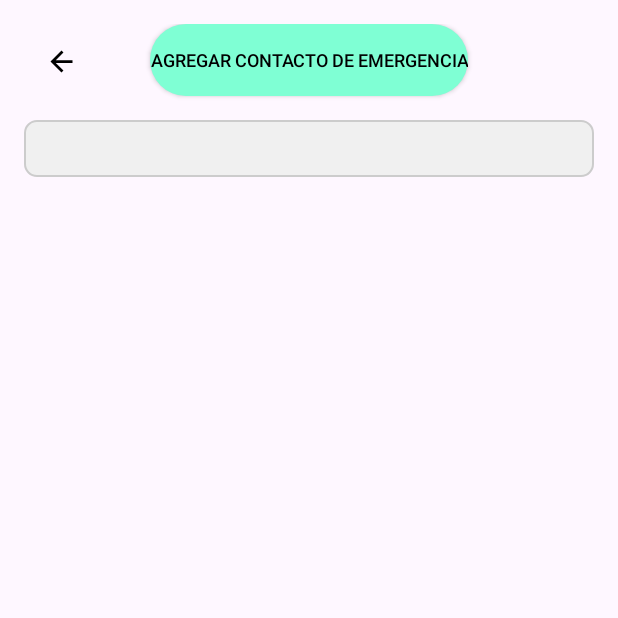
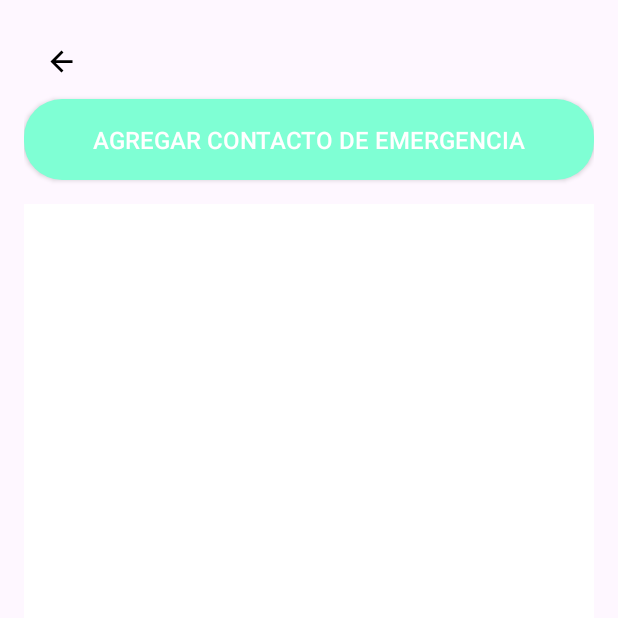
Before and after one commit to gfontan/Medical, an Android app: the Seguridad screen opened directly, with no data from a screen before it, after a tap on an icon or button, on a phone screen of 412 x 824 dp, the top half of it. Run offline under Robolectric (Android 15) with nearby library versions, the light colour scheme and no system bars.

Commit message:
Carga Inicial

```diff
--- a/app/src/main/AndroidManifest.xml
+++ b/app/src/main/AndroidManifest.xml
@@ -34,7 +34,7 @@
             android:name=".DetalleCita"
             android:exported="false" />
         <activity
-            android:name=".contactosEmergencia"
+            android:name=".ContactosEmergenciaActivity"
             android:exported="false" />
         <activity
             android:name=".CitasList"
--- /dev/null
+++ b/app/src/main/java/com/example/aplicacionfinal/ContactoPrefManager.java
@@ -0,0 +1,27 @@
+package com.example.aplicacionfinal;
+
+import android.content.Context;
+import android.content.SharedPreferences;
+import java.util.HashSet;
+import java.util.Set;
+
+public class ContactoPrefManager {
+    private static final String PREF_NAME = "ContactosEmergenciaPref";
+    private static final String KEY_CONTACTOS = "contactos";
+
+    private SharedPreferences pref;
+
+    public ContactoPrefManager(Context context) {
+        pref = context.getSharedPreferences(PREF_NAME, Context.MODE_PRIVATE);
+    }
+
+    public void guardarContactos(Set<String> contactos) {
+        SharedPreferences.Editor editor = pref.edit();
+        editor.putStringSet(KEY_CONTACTOS, contactos);
+        editor.apply();
+    }
+
+    public Set<String> getContactos() {
+        return pref.getStringSet(KEY_CONTACTOS, new HashSet<String>());
+    }
+}
--- /dev/null
+++ b/app/src/main/java/com/example/aplicacionfinal/ContactosEmergenciaActivity.java
@@ -0,0 +1,170 @@
+package com.example.aplicacionfinal;
+
+import android.Manifest;
+import android.annotation.SuppressLint;
+import android.app.Activity;
+import android.content.ContentResolver;
+import android.content.Intent;
+import android.content.pm.PackageManager;
+import android.database.Cursor;
+import android.net.Uri;
+import android.os.Bundle;
+import android.provider.ContactsContract;
+import android.view.View;
+import android.widget.AdapterView;
+import android.widget.ArrayAdapter;
+import android.widget.Button;
+import android.widget.ImageView;
+import android.widget.ListView;
+import android.widget.Toast;
+import androidx.annotation.NonNull;
+import androidx.core.app.ActivityCompat;
+import androidx.core.content.ContextCompat;
+import java.util.ArrayList;
+import java.util.HashSet;
+import java.util.Set;
+
+public class ContactosEmergenciaActivity extends Activity {
+
+    private static final int REQUEST_READ_CONTACTS = 1;
+    private ArrayList<String> contactosList;
+    private ArrayAdapter<String> adapter;
+    private Set<String> contactosGuardados;
+    private ContactoPrefManager prefManager;
+
+    @Override
+    protected void onCreate(Bundle savedInstanceState) {
+        super.onCreate(savedInstanceState);
+        setContentView(R.layout.activity_contactos_emergencia);
+
+        ImageView btnbackpage = findViewById(R.id.back);
+        btnbackpage.setOnClickListener(new View.OnClickListener() {
+            @Override
+            public void onClick(View v) {
+                Intent intent = new Intent(ContactosEmergenciaActivity.this, Seguridad.class);
+                startActivity(intent);
+            }
+        });
+
+
+        ListView listView = findViewById(R.id.listView);
+        Button addButton = findViewById(R.id.addButton);
+
+        prefManager = new ContactoPrefManager(this);
+        contactosGuardados = prefManager.getContactos();
+
+        contactosList = new ArrayList<>(contactosGuardados);
+        adapter = new ArrayAdapter<>(this, android.R.layout.simple_list_item_1, contactosList);
+        listView.setAdapter(adapter);
+
+        addButton.setOnClickListener(new View.OnClickListener() {
+            @Override
+            public void onClick(View v) {
+                if (ContextCompat.checkSelfPermission(ContactosEmergenciaActivity.this, Manifest.permission.READ_CONTACTS)
+                        != PackageManager.PERMISSION_GRANTED) {
+                    ActivityCompat.requestPermissions(ContactosEmergenciaActivity.this,
+                            new String[]{Manifest.permission.READ_CONTACTS}, REQUEST_READ_CONTACTS);
+                } else {
+                    openContacts();
+                }
+            }
+        });
+
+        listView.setOnItemClickListener(new AdapterView.OnItemClickListener() {
+            @Override
+            public void onItemClick(AdapterView<?> parent, View view, int position, long id) {
+                String contactoSeleccionado = contactosList.get(position);
+                realizarLlamada(contactoSeleccionado);
+            }
+        });
+    }
+
+    private void openContacts() {
+        Intent intent = new Intent(Intent.ACTION_PICK, ContactsContract.Contacts.CONTENT_URI);
+        startActivityForResult(intent, REQUEST_READ_CONTACTS);
+    }
+
+    private void realizarLlamada(String contactName) {
+        String phoneNumber = getContactPhoneNumber(contactName);
+        if (phoneNumber != null && !phoneNumber.isEmpty()) {
+            Intent intent = new Intent(Intent.ACTION_CALL);
+            intent.setData(Uri.parse("tel:" + phoneNumber));
+            startActivity(intent);
+        } else {
+            Toast.makeText(this, "No se encontró el número de teléfono del contacto", Toast.LENGTH_SHORT).show();
+        }
+    }
+
+    @SuppressLint("Range")
+    private String getContactPhoneNumber(String contactName) {
+        String phoneNumber = null;
+        Cursor cursor = null;
+        try {
+            ContentResolver contentResolver = getContentResolver();
+            Uri uri = Uri.withAppendedPath(ContactsContract.Contacts.CONTENT_FILTER_URI, Uri.encode(contactName));
+            cursor = contentResolver.query(uri, null, null, null, null);
+            if (cursor != null && cursor.moveToFirst()) {
+                @SuppressLint("Range") String contactId = cursor.getString(cursor.getColumnIndex(ContactsContract.Contacts._ID));
+                Cursor phones = contentResolver.query(ContactsContract.CommonDataKinds.Phone.CONTENT_URI, null,
+                        ContactsContract.CommonDataKinds.Phone.CONTACT_ID + " = " + contactId, null, null);
+                if (phones != null && phones.moveToFirst()) {
+                    phoneNumber = phones.getString(phones.getColumnIndex(ContactsContract.CommonDataKinds.Phone.NUMBER));
+                    phones.close();
+                }
+            }
+        } catch (Exception e) {
+            e.printStackTrace();
+        } finally {
+            if (cursor != null) {
+                cursor.close();
+            }
+        }
+        return phoneNumber;
+    }
+
+    @Override
+    public void onRequestPermissionsResult(int requestCode, @NonNull String[] permissions, @NonNull int[] grantResults) {
+        if (requestCode == REQUEST_READ_CONTACTS) {
+            if (grantResults.length > 0 && grantResults[0] == PackageManager.PERMISSION_GRANTED) {
+                openContacts();
+            } else {
+                Toast.makeText(this, "Permiso de lectura de contactos denegado", Toast.LENGTH_SHORT).show();
+            }
+        }
+    }
+
+    @Override
+    protected void onActivityResult(int requestCode, int resultCode, Intent data) {
+        if (requestCode == REQUEST_READ_CONTACTS && resultCode == RESULT_OK) {
+            String contactName = getContactName(data);
+            if (contactName != null && !contactName.isEmpty()) {
+                if (!contactosGuardados.contains(contactName)) {
+                    contactosList.add(contactName);
+                    contactosGuardados.add(contactName);
+                    adapter.notifyDataSetChanged();
+                    prefManager.guardarContactos(contactosGuardados);
+                } else {
+                    Toast.makeText(this, "El contacto ya está añadido", Toast.LENGTH_SHORT).show();
+                }
+            }
+        }
+    }
+
+    @SuppressLint("Range")
+    private String getContactName(Intent data) {
+        String contactName = null;
+        Cursor cursor = null;
+        try {
+            Uri uri = data.getData();
+            cursor = getContentResolver().query(uri, null, null, null, null);
+            if (cursor != null && cursor.moveToFirst()) {
+                contactName = cursor.getString(cursor.getColumnIndex(ContactsContract.Contacts.DISPLAY_NAME));
+            }
+        } finally {
+            if (cursor != null) {
+                cursor.close();
+            }
+        }
+        return contactName;
+    }
+}
--- a/app/src/main/java/com/example/aplicacionfinal/ContactosPrefManager.java
+++ /dev/null
@@ -1,38 +0,0 @@
-package com.example.aplicacionfinal;
-
-import android.content.Context;
-import android.content.SharedPreferences;
-import java.util.HashSet;
-import java.util.Set;
-
-public class ContactosPrefManager {
-
-    private static final String PREF_NAME = "ContactosEmergenciaPrefs";
-    private static final String KEY_CONTACTOS = "contactos";
-
-    private SharedPreferences pref;
-    private SharedPreferences.Editor editor;
-
-    public ContactosPrefManager(Context context) {
-        pref = context.getSharedPreferences(PREF_NAME, Context.MODE_PRIVATE);
-        editor = pref.edit();
-    }
-
-    public Set<String> getContactosEmergencia() {
-        return pref.getStringSet(KEY_CONTACTOS, new HashSet<String>());
-    }
-
-    public void addContactoEmergencia(String contacto) {
-        Set<String> contactos = getContactosEmergencia();
-        contactos.add(contacto);
-        editor.putStringSet(KEY_CONTACTOS, contactos);
-        editor.apply();
-    }
-
-    public void removeContactoEmergencia(String contacto) {
-        Set<String> contactos = getContactosEmergencia();
-        contactos.remove(contacto);
-        editor.putStringSet(KEY_CONTACTOS, contactos);
-        editor.apply();
-    }
-}
--- a/app/src/main/java/com/example/aplicacionfinal/Seguridad.java
+++ b/app/src/main/java/com/example/aplicacionfinal/Seguridad.java
@@ -37,7 +37,7 @@ public class Seguridad extends AppCompatActivity {
         ContactosEmergencia.setOnClickListener(new View.OnClickListener() {
             @Override
             public void onClick(View v) {
-                Intent intent = new Intent(Seguridad.this, contactosEmergencia.class);
+                Intent intent = new Intent(Seguridad.this, ContactosEmergenciaActivity.class);
                 startActivity(intent);
             }
         });
--- a/app/src/main/java/com/example/aplicacionfinal/contactosEmergencia.java
+++ /dev/null
@@ -1,146 +0,0 @@
-package com.example.aplicacionfinal;
-
-import android.annotation.SuppressLint;
-import android.app.Activity;
-import android.content.Intent;
-import android.database.Cursor;
-import android.net.Uri;
-import android.os.Bundle;
-import android.provider.ContactsContract;
-import android.view.View;
-import android.widget.Button;
-import android.widget.ImageView;
-import android.widget.TextView;
-import android.widget.Toast;
-import java.util.Set;
-
-public class contactosEmergencia extends Activity {
-
-    private static final int PICK_CONTACT_REQUEST = 1;
-    private TextView selectedContactsTextView;
-    private ContactosPrefManager prefManager;
-
-    @Override
-    protected void onCreate(Bundle savedInstanceState) {
-        super.onCreate(savedInstanceState);
-        setContentView(R.layout.activity_contactos_emergencia);
-
-        selectedContactsTextView = findViewById(R.id.selectedContactsTextView);
-        prefManager = new ContactosPrefManager(this);
-
-        // Mostrar los contactos guardados
-        Set<String> contactosGuardados = prefManager.getContactosEmergencia();
-        for (String contacto : contactosGuardados) {
-            selectedContactsTextView.append(contacto + "\n");
-        }
-
-        Button addButton = findViewById(R.id.addButton);
-        addButton.setOnClickListener(new View.OnClickListener() {
-            @Override
-            public void onClick(View v) {
-                pickContact();
-            }
-        });
-
-        ImageView ContactosEmergencia = findViewById(R.id.back);
-        ContactosEmergencia.setOnClickListener(new View.OnClickListener() {
-            @Override
-            public void onClick(View v) {
-                guardarContactosEmergencia();
-                finish(); // Salir de la actividad
-            }
-        });
-
-        // Agregar OnClickListener al TextView de contactos
-        selectedContactsTextView.setOnClickListener(new View.OnClickListener() {
-            @Override
-            public void onClick(View v) {
-                String contactName = ((TextView) v).getText().toString().trim();
-                String phoneNumber = getContactPhoneNumber(contactName);
-                if (phoneNumber != null && !phoneNumber.isEmpty()) {
-                    realizarLlamada(phoneNumber);
-                } else {
-                    Toast.makeText(contactosEmergencia.this, "No se encontró el número de teléfono del contacto", Toast.LENGTH_SHORT).show();
-                }
-            }
-        });
-    }
-
-    // Función para obtener el número de teléfono de un contacto por su nombre
-    @SuppressLint("Range")
-    private String getContactPhoneNumber(String contactName) {
-        String phoneNumber = null;
-        Cursor cursor = null;
-        try {
-            cursor = getContentResolver().query(ContactsContract.CommonDataKinds.Phone.CONTENT_URI,
-                    null,
-                    ContactsContract.CommonDataKinds.Phone.DISPLAY_NAME + " = ?",
-                    new String[]{contactName},
-                    null);
-
-            if (cursor != null && cursor.moveToFirst()) {
-                do {
-                    phoneNumber = cursor.getString(cursor.getColumnIndex(ContactsContract.CommonDataKinds.Phone.NUMBER));
-                    // Si se encontró un número de teléfono válido, sal del bucle
-                    if (phoneNumber != null && !phoneNumber.isEmpty()) {
-                        break;
-                    }
-                } while (cursor.moveToNext());
-            }
-        } catch (Exception e) {
-            e.printStackTrace();
-        } finally {
-            if (cursor != null) {
-                cursor.close();
-            }
-        }
-        return phoneNumber;
-    }
-
-    // Función para realizar la llamada
-    private void realizarLlamada(String phoneNumber) {
-        Intent intent = new Intent(Intent.ACTION_CALL);
-        intent.setData(Uri.parse("tel:" + phoneNumber));
-        startActivity(intent);
-    }
-
-    private void pickContact() {
-        Intent intent = new Intent(Intent.ACTION_PICK, ContactsContract.Contacts.CONTENT_URI);
-        startActivityForResult(intent, PICK_CONTACT_REQUEST);
-    }
-
-    @Override
-    protected void onActivityResult(int requestCode, int resultCode, Intent data) {
-        super.onActivityResult(requestCode, resultCode, data);
-
-        if (requestCode == PICK_CONTACT_REQUEST && resultCode == RESULT_OK) {
-            String contactName = getContactName(data);
-            if (contactName != null && !contactName.isEmpty()) {
-                selectedContactsTextView.append(contactName + "\n");
-                prefManager.addContactoEmergencia(contactName); // Guardar el contacto
-            }
-        }
-    }
-
-    @SuppressLint("Range")
-    private String getContactName(Intent data) {
-        String contactName = null;
-        Cursor cursor = null;
-        try {
-            Uri uri = data.getData();
-            cursor = getContentResolver().query(uri, null, null, null, null);
-            if (cursor != null && cursor.moveToFirst()) {
-                contactName = cursor.getString(cursor.getColumnIndex(ContactsContract.Contacts.DISPLAY_NAME));
-            }
-        } finally {
-            if (cursor != null) {
-                cursor.close();
-            }
-        }
-        return contactName;
-    }
-
-    private void guardarContactosEmergencia() {
-        // No se necesita hacer nada más aquí porque ya se han guardado los contactos durante la selección
-    }
-}
--- a/app/src/main/res/layout/activity_contactos_emergencia.xml
+++ b/app/src/main/res/layout/activity_contactos_emergencia.xml
@@ -1,48 +1,37 @@
 <?xml version="1.0" encoding="utf-8"?>
 <RelativeLayout xmlns:android="http://schemas.android.com/apk/res/android"
-    xmlns:tools="http://schemas.android.com/tools"
     android:layout_width="match_parent"
     android:layout_height="match_parent"
-    android:padding="16dp"
-    tools:context=".contactosEmergencia">
+    android:padding="16dp">
 
     <ImageView
         android:id="@+id/back"
         android:layout_width="50dp"
         android:layout_height="50dp"
-        android:layout_marginEnd="16dp"
-        android:layout_marginBottom="16dp"
-        android:padding="14dp"
-        android:src="@drawable/arrow_back_black" />
+        android:src="@drawable/arrow_back_black"
+        android:padding="14dp"/>
 
     <Button
         android:id="@+id/addButton"
-        android:layout_width="wrap_content"
+        android:layout_width="match_parent"
         android:layout_height="wrap_content"
-        android:layout_centerHorizontal="true"
-        android:textColor="@color/black"
-        android:textSize="12dp"
+        android:layout_alignParentTop="true"
         android:text="Agregar contacto de emergencia"
-        android:background="@drawable/bg_round_button" />
+        android:background="@drawable/bg_round_button"
+        android:textColor="@android:color/white"
+        android:textSize="16sp"
+        android:padding="16dp"
+        android:layout_marginTop="50dp"
+        android:layout_marginBottom="16dp" />
 
-    <ScrollView
+    <ListView
+        android:id="@+id/listView"
         android:layout_width="match_parent"
         android:layout_height="match_parent"
         android:layout_below="@id/addButton"
-        android:layout_marginTop="16dp">
-
-        <TextView
-            android:id="@+id/selectedContactsTextView"
-            android:layout_width="match_parent"
-            android:layout_height="wrap_content"
-            android:layout_below="@id/addButton"
-            android:padding="8dp"
-            android:textColor="@android:color/black"
-            android:textSize="16sp"
-            android:background="@drawable/bg_selected_contacts"
-            android:scrollbars="vertical" />
-
-
-    </ScrollView>
+        android:divider="@android:color/darker_gray"
+        android:dividerHeight="1dp"
+        android:padding="8dp"
+        android:background="@android:color/white" />
 
 </RelativeLayout>
```
